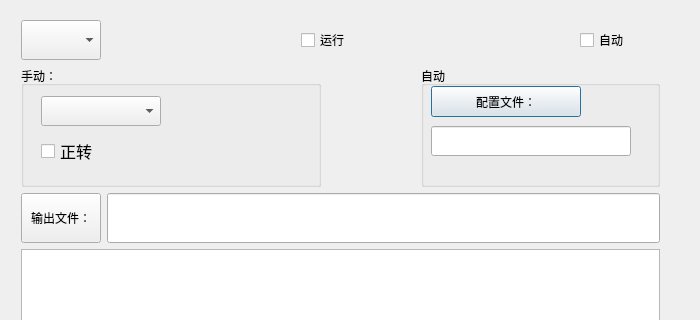
The window that dialog.ui (Ieuan-chris/FanTestTool) describes before a commit, drawn with Qt 5; both pictures show x 0 to 700 and y 0 to 320 of the 700 by 800 pixel window.
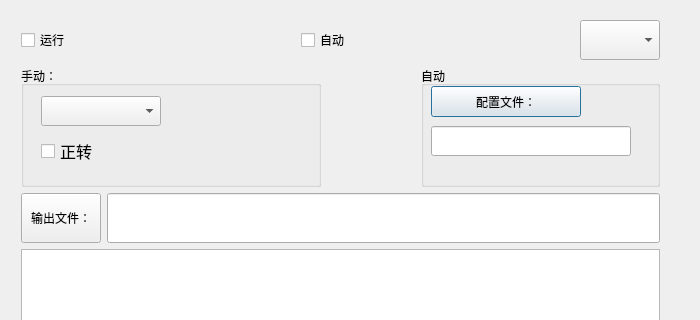
The same window after the commit.

Commit message: serial port selection complete

Diff of the .ui file:
```diff
--- a/dialog.ui
+++ b/dialog.ui
@@ -34,6 +34,20 @@
       <property name="sizeConstraint">
        <enum>QLayout::SetMinAndMaxSize</enum>
       </property>
+      <item>
+       <widget class="QCheckBox" name="startup">
+        <property name="text">
+         <string>运行</string>
+        </property>
+       </widget>
+      </item>
+      <item>
+       <widget class="QCheckBox" name="autoModeEnableBox">
+        <property name="text">
+         <string>自动</string>
+        </property>
+       </widget>
+      </item>
       <item>
        <widget class="QComboBox" name="serialPortsSelector">
         <property name="minimumSize">
@@ -42,19 +56,8 @@
           <height>40</height>
          </size>
         </property>
-       </widget>
-      </item>
-      <item>
-       <widget class="QCheckBox" name="startup">
-        <property name="text">
-         <string>运行</string>
-        </property>
-       </widget>
-      </item>
-      <item>
-       <widget class="QCheckBox" name="autoModeEnableBox">
-        <property name="text">
-         <string>自动</string>
+        <property name="focusPolicy">
+         <enum>Qt::ClickFocus</enum>
         </property>
        </widget>
       </item>
```
The commit also changes 2 other files.
